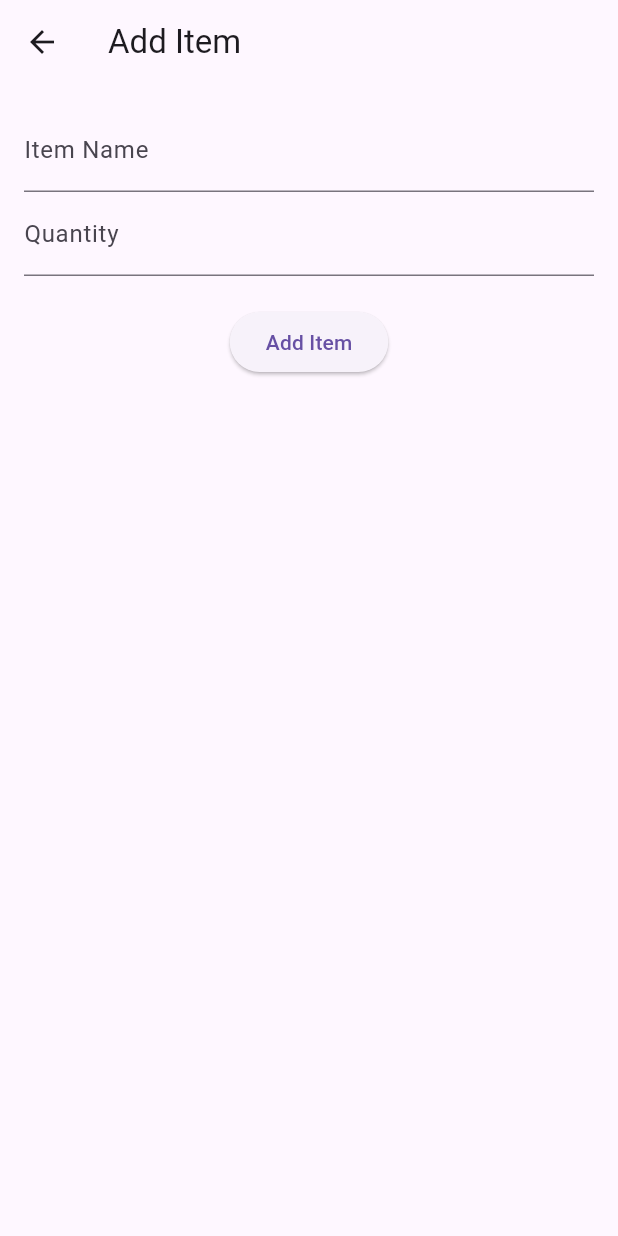
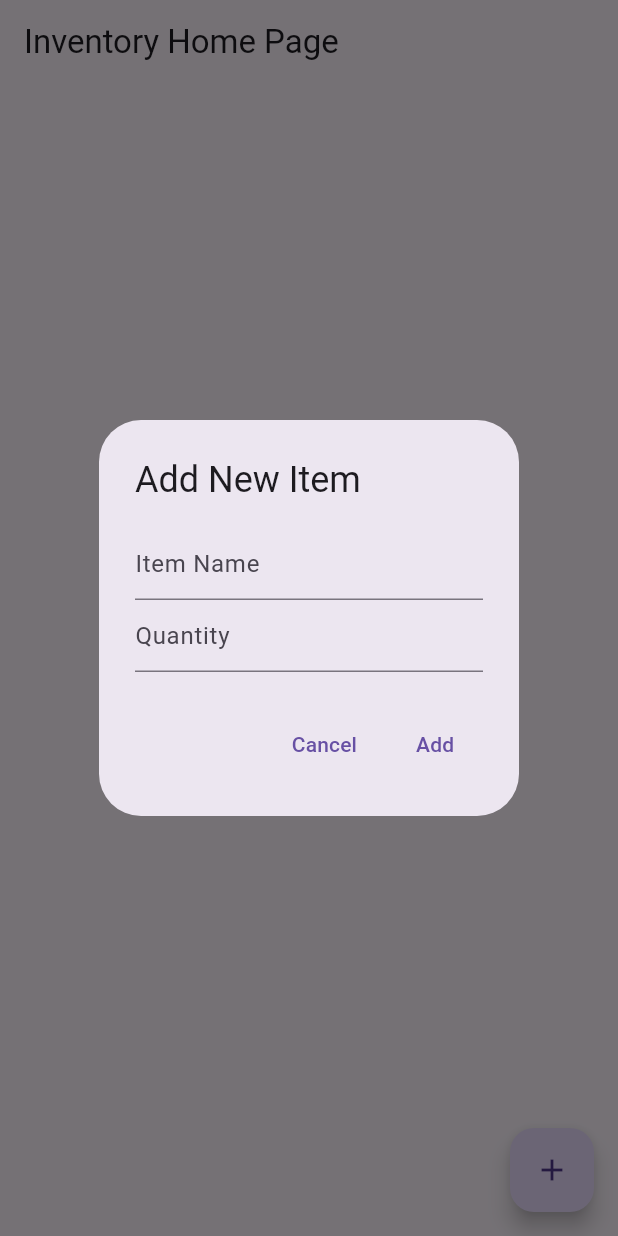
Before and after one commit to dharani211/inclass12_fb, a Flutter app: the screen it shows after launch, after a tap on the "add" icon, on a phone screen of 412 x 824 dp. Run offline on Flutter 3.47's test engine with Material 3 defaults, Android fonts, the phone set to English and light mode, and no system bars; our stand-ins replace cloud_firestore, firebase_core; accounts and stored records are empty.

Commit message:
final changes

```diff
--- a/lib/main.dart
+++ b/lib/main.dart
@@ -1,11 +1,11 @@
-// Import packages
+// Import Flutter and Firebase packages
 import 'package:flutter/material.dart';
+import 'package:firebase_core/firebase_core.dart';
 import 'package:cloud_firestore/cloud_firestore.dart';
-import 'package:firebase_core/firebase_core.dart';
 
 void main() async {
   WidgetsFlutterBinding.ensureInitialized();
-  await Firebase.initializeApp(); // Initialize Firebase
+  await Firebase.initializeApp();
   runApp(InventoryApp());
 }
 
@@ -31,7 +31,7 @@ class InventoryHomePage extends StatefulWidget {
 }
 
 class _InventoryHomePageState extends State<InventoryHomePage> {
-  final CollectionReference inventoryCollection =
+  final CollectionReference inventory =
       FirebaseFirestore.instance.collection('inventory');
 
   @override
@@ -41,172 +41,175 @@ class _InventoryHomePageState extends State<InventoryHomePage> {
         title: Text(widget.title),
       ),
       body: StreamBuilder(
-        stream: inventoryCollection.snapshots(),
+        stream: inventory.snapshots(),
         builder: (context, AsyncSnapshot<QuerySnapshot> snapshot) {
-          if (!snapshot.hasData)
+          if (snapshot.connectionState == ConnectionState.waiting) {
             return Center(child: CircularProgressIndicator());
+          }
+          if (snapshot.hasError) {
+            return Center(child: Text('Error: ${snapshot.error}'));
+          }
+          if (!snapshot.hasData || snapshot.data!.docs.isEmpty) {
+            return Center(child: Text('No inventory items available'));
+          }
 
-          final items = snapshot.data!.docs;
-          return ListView.builder(
-            itemCount: items.length,
-            itemBuilder: (context, index) {
-              var item = items[index];
-              return ListTile(
-                title: Text(item['name']),
-                subtitle: Text('Quantity: ${item['quantity']}'),
-                trailing: IconButton(
+          return Padding(
+            padding: const EdgeInsets.all(8.0),
+            child: ListView(
+              children: snapshot.data!.docs.map((document) {
+                return Card(
+                  margin: EdgeInsets.symmetric(vertical: 8),
+                  child: Padding(
+                    padding: const EdgeInsets.all(16.0),
+                    child: Column(
+                      crossAxisAlignment: CrossAxisAlignment.start,
+                      children: [
+                        Text(
+                          'Item: ${document['name']}',
+                          style: TextStyle(
+                              fontSize: 18, fontWeight: FontWeight.bold),
+                        ),
+                        SizedBox(height: 8),
+                        Text('Quantity: ${document['quantity']}'),
+                        Row(
+                          mainAxisAlignment: MainAxisAlignment.end,
+                          children: [
+                            IconButton(
+                              icon: Icon(Icons.edit),
+                              onPressed: () {
+                                _updateItemDialog(document);
+                              },
+                            ),
+                            IconButton(
                               icon: Icon(Icons.delete),
                               onPressed: () {
-                    inventoryCollection.doc(item.id).delete(); // Delete item
+                                inventory.doc(document.id).delete();
                               },
                             ),
-                onTap: () {
-                  // Navigate to the update item page
-                  Navigator.push(
-                    context,
-                    MaterialPageRoute(
-                      builder: (context) => UpdateItemPage(item: item),
+                          ],
+                        ),
+                      ],
+                    ),
                   ),
                 );
-                },
-              );
-            },
+              }).toList(),
+            ),
           );
         },
       ),
       floatingActionButton: FloatingActionButton(
         onPressed: () {
-          // Navigate to the add item page
-          Navigator.push(
-            context,
-            MaterialPageRoute(builder: (context) => AddItemPage()),
-          );
+          _addItemDialog();
         },
+        tooltip: 'Add Item',
         child: Icon(Icons.add),
       ),
     );
   }
-}
 
-class AddItemPage extends StatelessWidget {
-  final _formKey = GlobalKey<FormState>();
-  final TextEditingController nameController = TextEditingController();
-  final TextEditingController quantityController = TextEditingController();
+  Future<void> _addItemDialog() async {
+    String itemName = "";
+    String itemQuantity = "";
 
-  @override
-  Widget build(BuildContext context) {
-    return Scaffold(
-      appBar: AppBar(title: Text('Add Item')),
-      body: Form(
-        key: _formKey,
-        child: Padding(
-          padding: EdgeInsets.all(16.0),
-          child: Column(
+    await showDialog(
+      context: context,
+      builder: (context) {
+        return AlertDialog(
+          title: Text('Add New Item'),
+          content: Column(
+            mainAxisSize: MainAxisSize.min,
             children: [
-              TextFormField(
-                controller: nameController,
-                decoration: InputDecoration(labelText: 'Item Name'),
-                validator: (value) {
-                  if (value == null || value.isEmpty) {
-                    return 'Please enter item name';
-                  }
-                  return null;
+              TextField(
+                decoration: InputDecoration(hintText: 'Item Name'),
+                onChanged: (value) {
+                  itemName = value;
                 },
               ),
-              TextFormField(
-                controller: quantityController,
-                decoration: InputDecoration(labelText: 'Quantity'),
+              TextField(
+                decoration: InputDecoration(hintText: 'Quantity'),
                 keyboardType: TextInputType.number,
-                validator: (value) {
-                  if (value == null || value.isEmpty) {
-                    return 'Please enter quantity';
-                  }
-                  return null;
+                onChanged: (value) {
+                  itemQuantity = value;
                 },
-              ),
-              SizedBox(height: 20),
-              ElevatedButton(
-                onPressed: () {
-                  if (_formKey.currentState!.validate()) {
-                    FirebaseFirestore.instance.collection('inventory').add({
-                      'name': nameController.text,
-                      'quantity': int.parse(quantityController.text),
-                    });
-                    Navigator.pop(context); // Return to home page
-                  }
-                },
-                child: Text('Add Item'),
               ),
             ],
           ),
+          actions: [
+            TextButton(
+              onPressed: () {
+                Navigator.of(context).pop();
+              },
+              child: Text('Cancel'),
             ),
+            TextButton(
+              onPressed: () {
+                if (itemName.isNotEmpty && itemQuantity.isNotEmpty) {
+                  inventory.add({
+                    'name': itemName,
+                    'quantity': int.parse(itemQuantity),
+                  });
+                }
+                Navigator.of(context).pop();
+              },
+              child: Text('Add'),
             ),
+          ],
+        );
+      },
+    );
+  }
+
+  Future<void> _updateItemDialog(DocumentSnapshot document) async {
+    String itemName = document['name'];
+    String itemQuantity = document['quantity'].toString();
+
+    await showDialog(
+      context: context,
+      builder: (context) {
+        return AlertDialog(
+          title: Text('Update Item'),
+          content: Column(
+            mainAxisSize: MainAxisSize.min,
+            children: [
+              TextField(
+                decoration: InputDecoration(hintText: 'Item Name'),
+                controller: TextEditingController(text: itemName),
+                onChanged: (value) {
+                  itemName = value;
+                },
+              ),
+              TextField(
+                decoration: InputDecoration(hintText: 'Quantity'),
+                keyboardType: TextInputType.number,
+                controller: TextEditingController(text: itemQuantity),
+                onChanged: (value) {
+                  itemQuantity = value;
+                },
+              ),
+            ],
+          ),
+          actions: [
+            TextButton(
+              onPressed: () {
+                Navigator.of(context).pop();
+              },
+              child: Text('Cancel'),
+            ),
+            TextButton(
+              onPressed: () {
+                if (itemName.isNotEmpty && itemQuantity.isNotEmpty) {
+                  inventory.doc(document.id).update({
+                    'name': itemName,
+                    'quantity': int.parse(itemQuantity),
+                  });
+                }
+                Navigator.of(context).pop();
+              },
+              child: Text('Update'),
+            ),
+          ],
+        );
+      },
     );
   }
 }
-
-class UpdateItemPage extends StatelessWidget {
-  final QueryDocumentSnapshot item;
-  final _formKey = GlobalKey<FormState>();
-  final TextEditingController nameController;
-  final TextEditingController quantityController;
-
-  UpdateItemPage({required this.item})
-      : nameController = TextEditingController(text: item['name']),
-        quantityController =
-            TextEditingController(text: item['quantity'].toString());
-
-  @override
-  Widget build(BuildContext context) {
-    return Scaffold(
-      appBar: AppBar(title: Text('Update Item')),
-      body: Form(
-        key: _formKey,
-        child: Padding(
-          padding: EdgeInsets.all(16.0),
-          child: Column(
-            children: [
-              TextFormField(
-                controller: nameController,
-                decoration: InputDecoration(labelText: 'Item Name'),
-                validator: (value) {
-                  if (value == null || value.isEmpty) {
-                    return 'Please enter item name';
-                  }
-                  return null;
-                },
-              ),
-              TextFormField(
-                controller: quantityController,
-                decoration: InputDecoration(labelText: 'Quantity'),
-                keyboardType: TextInputType.number,
-                validator: (value) {
-                  if (value == null || value.isEmpty) {
-                    return 'Please enter quantity';
-                  }
-                  return null;
-                },
-              ),
-              SizedBox(height: 20),
-              ElevatedButton(
-                onPressed: () {
-                  if (_formKey.currentState!.validate()) {
-                    FirebaseFirestore.instance
-                        .collection('inventory')
-                        .doc(item.id)
-                        .update({
-                      'name': nameController.text,
-                      'quantity': int.parse(quantityController.text),
-                    });
-                    Navigator.pop(context); // Return to home page
-                  }
-                },
-                child: Text('Update Item'),
-              ),
-            ],
-          ),
-        ),
-      ),
-    );
-  }
-}
```
Also changed, not shown: lib/firebase_options.dart (added). Lines whose indentation alone changed are shown as unchanged.
